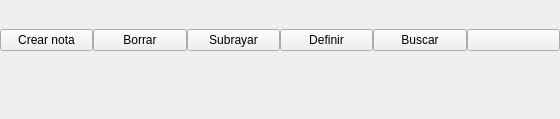
Above: bqViewer/ui/ViewerTextActionsMenu.ui from bq/cervantes before the change. Below: the same form after it.
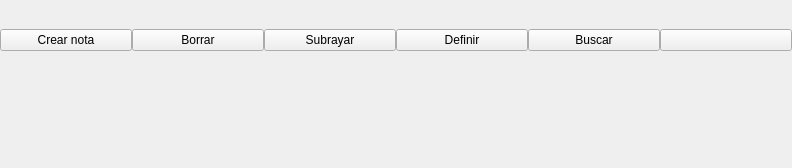
That is the form after the change.

What changed in the file:
```diff
--- a/bqViewer/ui/ViewerTextActionsMenu.ui
+++ b/bqViewer/ui/ViewerTextActionsMenu.ui
@@ -6,20 +6,20 @@
    <rect>
     <x>0</x>
     <y>0</y>
-    <width>560</width>
-    <height>119</height>
+    <width>792</width>
+    <height>168</height>
    </rect>
   </property>
   <property name="minimumSize">
    <size>
-    <width>560</width>
-    <height>119</height>
+    <width>0</width>
+    <height>0</height>
    </size>
   </property>
   <property name="maximumSize">
    <size>
-    <width>560</width>
-    <height>119</height>
+    <width>792</width>
+    <height>168</height>
    </size>
   </property>
   <property name="windowTitle">
@@ -74,8 +74,8 @@
         </property>
         <property name="maximumSize">
          <size>
-          <width>10000</width>
-          <height>80</height>
+          <width>14142</width>
+          <height>113</height>
          </size>
         </property>
         <layout class="QHBoxLayout" name="horizontalLayout">
```
Left out of the diff: 28 changed lines with no effect on the pictures.
